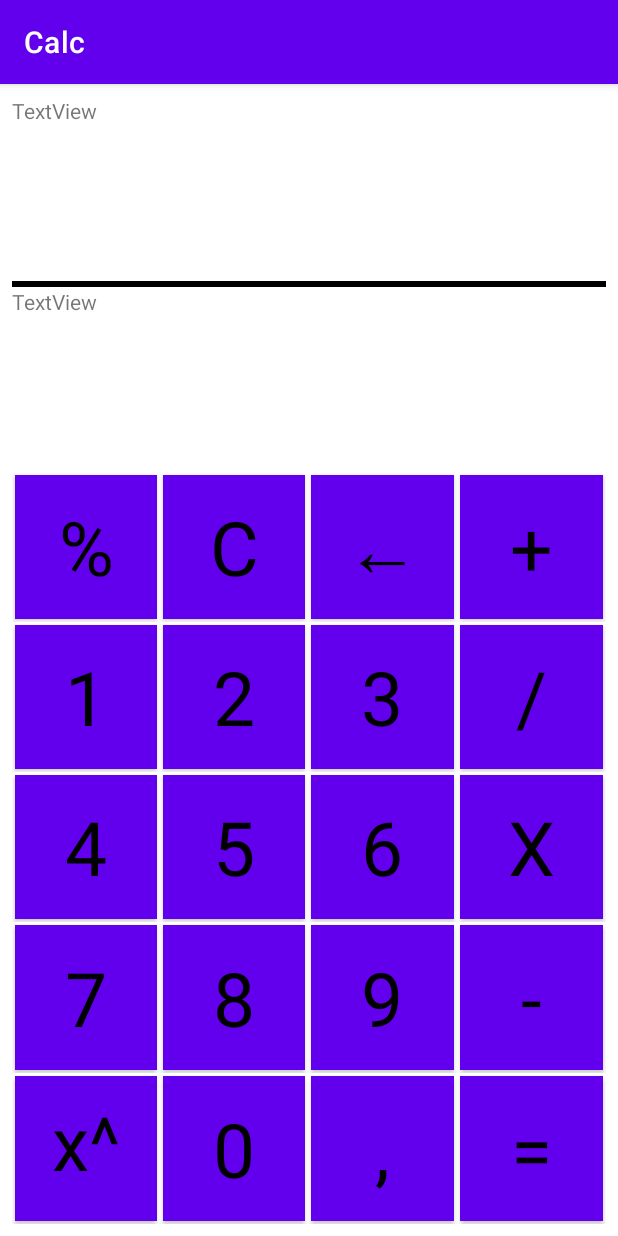
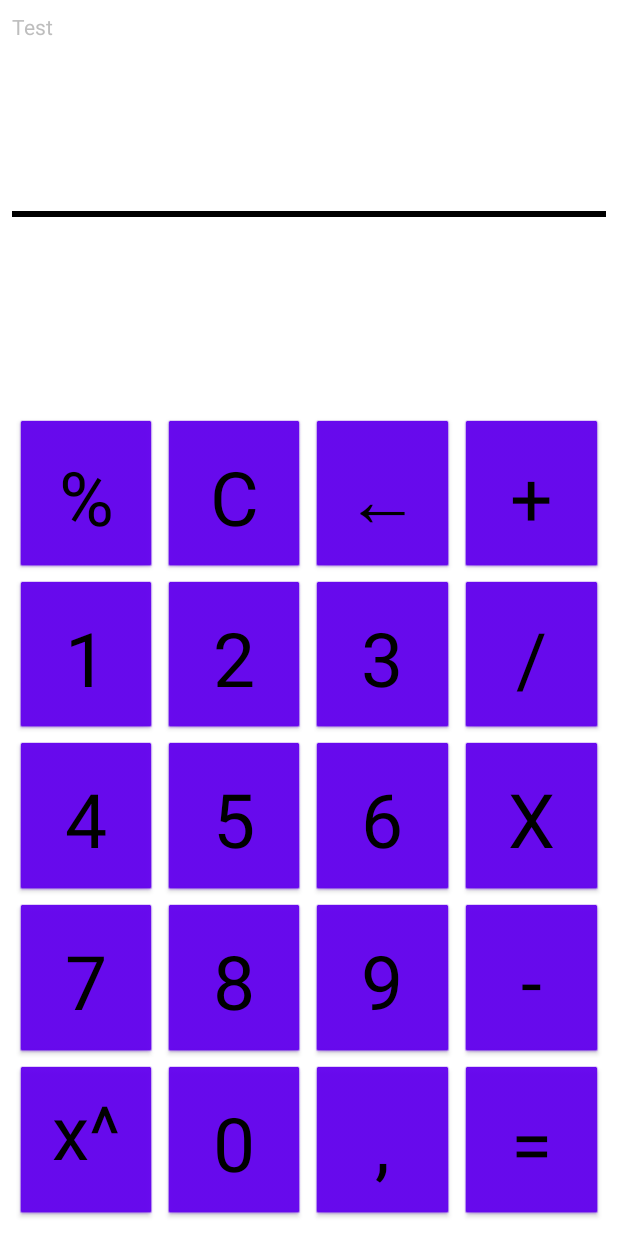
Before and after one commit to Shelzi/CalcAndroid, an Android app: the screen it shows after launch (MainActivity), on a phone screen of 412 x 824 dp. Run offline under Robolectric (Android 15) with nearby library versions, the phone set to English and light mode, and no system bars; libraries missing offline, so code that uses them is left out: com.udojava.evalex.

Commit message:
Fixed result button

```diff
--- a/app/build.gradle
+++ b/app/build.gradle
@@ -7,7 +7,7 @@ android {
 
     defaultConfig {
         applicationId "com.shelzi.calc"
-        minSdk 16
+        minSdk 21
         targetSdk 31
         versionCode 1
         versionName "1.0"
--- a/app/src/main/java/com/shelzi/calc/MainActivity.java
+++ b/app/src/main/java/com/shelzi/calc/MainActivity.java
@@ -2,19 +2,32 @@ package com.shelzi.calc;
 
 import androidx.appcompat.app.AppCompatActivity;
 
+import android.annotation.SuppressLint;
 import android.os.Build;
 import android.os.Bundle;
 import android.view.View;
+import android.view.Window;
 import android.widget.Button;
 import android.widget.EditText;
 import android.widget.TextView;
 
-public class MainActivity extends AppCompatActivity implements View.OnClickListener  {
+import com.udojava.evalex.Expression;
+
+public class MainActivity extends AppCompatActivity {
 
     TextView tvOut;
     TextView tvIn;
     Button btnOne;
     Button btnTwo;
+    Button btnThree;
+    Button btnFore;
+    Button btnFive;
+    Button btnSix;
+    Button btnSeven;
+    Button btnEight;
+    Button btnNine;
+    Button btnZero;
+    Button btnResult;
     TextView myAwesomeTextView;
 
     @Override
@@ -24,40 +37,90 @@ public class MainActivity extends AppCompatActivity implements View.OnClickListe
 
         btnOne = (Button) findViewById(R.id.btnOne);
         btnTwo = (Button) findViewById(R.id.btnTwo);
+        btnThree = (Button) findViewById(R.id.btnThree);
+        btnFore = (Button) findViewById(R.id.btnFore);
+        btnFive = (Button) findViewById(R.id.btnFive);
+        btnSix = (Button) findViewById(R.id.btnSix);
+        btnSeven = (Button) findViewById(R.id.btnSeven);
+        btnEight = (Button) findViewById(R.id.btnEight);
+        btnNine = (Button) findViewById(R.id.btnNine);
+        btnZero = (Button) findViewById(R.id.btnZero);
+
+        btnResult = (Button) findViewById(R.id.btnResult);
         tvIn = (TextView)findViewById(R.id.tvIn);
         tvOut = (TextView)findViewById(R.id.tvOut);
+        tvOut.setText("Test"); // Это работает, текст изменяется
+        getSupportActionBar().hide();
 
-        btnOne.setOnClickListener(this);
-        btnTwo.setOnClickListener(this);
+        View.OnClickListener oclBtnResult = new View.OnClickListener() {
+            @Override
+            public void onClick(View v) {
+                Expression expression = new Expression((String)tvIn.getText());
+                String answer = new  String(String.valueOf(expression.eval()));
+                tvOut.setText(answer);
+            }
+        };
+
+        btnResult.setOnClickListener(oclBtnResult);
+    }
+
+
+
+
+    public void oclBtnOne(View view) {
+        tvIn.setText(tvIn.getText() + "1");
+    }
+    public void oclBtnTwo(View view) {
+        tvIn.setText(tvIn.getText() + "2");
+    }
+    public void oclBtnThree(View view) {
+        tvIn.setText(tvIn.getText() + "3");
+    }
+    public void oclBtnFore(View view) {
+        tvIn.setText(tvIn.getText() + "4");
+    }
+    public void oclBtnFive(View view) {
+        tvIn.setText(tvIn.getText() + "5");
+    }
+    public void oclBtnSix(View view) {
+        tvIn.setText(tvIn.getText() + "6");
+    }
+    public void oclBtnSeven(View view) {
+        tvIn.setText(tvIn.getText() + "7");
+    }
+    public void oclBtnEight(View view) {
+        tvIn.setText(tvIn.getText() + "8");
+    }
+    public void oclBtnNine(View view) {
+        tvIn.setText(tvIn.getText() + "9");
+    }
+    public void oclBtnZero(View view) {
+        tvIn.setText(tvIn.getText() + "0");
+    }
+
+    @SuppressLint("SetTextI18n")
+    public void oclBtnPlus(View view) {
+        String temp  = new String ((String)tvIn.getText());
+        temp = temp.substring(temp.length() - 1);
+        if(!temp.equals("+")) tvIn.setText(tvIn.getText() + "+");
+    }
+
+    @SuppressLint("SetTextI18n")
+    public void oclBtnClear(View view) {
+        String temp  = new String ((String)tvIn.getText());
+        temp = temp.substring(temp.length() - 1);
+        if(!temp.equals("+")) tvIn.setText(tvIn.getText() + "+");
+    }
+
+    @SuppressLint("SetTextI18n")
+    /*public void oclBtnResult(View view) {
+        Expression expression = new Expression((String)tvIn.getText());
+        CharSequence answer = (CharSequence) expression.eval();
+        tvOut.setText(answer);
+    }*/
+
+    public void oclBtnDelete (View view) {
 
     }
 
-    @Override
-    public void onClick(View view) {
-        switch (view.getId()){
-            case R.id.btnOne:
-                String tempString = new String("");
-                if (tvIn.getText() != "")
-                    tempString = (String) tvIn.getText();
-                tvIn.setText(tempString + "1");
-
-                break;
-
-            case R.id.btnTwo:
-                tvIn.setText("2");
-                break;
-
-            case R.id.btnResult:
-/*                Expression expression = new Expression("1+1/3");
-                tvOut.setText(expression.toString());*/
-        }
-    }
-
-    public void oclBtnOne(View view) {
-        tvIn.setText("1");
-    }
-
-    public void testCalc(){
-
-    }
 }
--- a/app/src/main/res/layout-land/activity_main.xml
+++ b/app/src/main/res/layout-land/activity_main.xml
@@ -1,6 +1,134 @@
 <?xml version="1.0" encoding="utf-8"?>
-<androidx.constraintlayout.widget.ConstraintLayout xmlns:android="http://schemas.android.com/apk/res/android"
-             android:layout_width="match_parent"
-             android:layout_height="match_parent">
+<androidx.constraintlayout.widget.ConstraintLayout
+    xmlns:android="http://schemas.android.com/apk/res/android"
+    xmlns:app="http://schemas.android.com/apk/res-auto"
+    xmlns:tools="http://schemas.android.com/tools"
+    android:layout_width="match_parent"
+    android:layout_height="match_parent"
+    android:padding="8dp">
+
+    <LinearLayout
+        android:layout_width="match_parent"
+        android:layout_height="match_parent"
+        android:baselineAligned="false"
+        android:orientation="vertical">
+
+        <LinearLayout
+            android:layout_width="match_parent"
+            android:layout_height="0dp"
+            android:layout_weight="3"
+            android:orientation="vertical">
+
+            <LinearLayout
+                android:layout_width="match_parent"
+                android:layout_height="0dp"
+                android:layout_weight="2">
+                <TextView
+                    android:id="@+id/tvOut"
+                    android:layout_width="match_parent"
+                    android:layout_height="match_parent">
+                </TextView>
+            </LinearLayout>
+
+            <LinearLayout
+                android:layout_width="match_parent"
+                android:layout_height="4dp"
+                android:background="@color/black">
+            </LinearLayout>
+
+            <LinearLayout
+                android:layout_width="match_parent"
+                android:layout_height="0dp"
+                android:layout_weight="2">
+                <TextView
+                    android:id="@+id/tvIn"
+                    android:layout_width="match_parent"
+                    android:layout_height="match_parent">
+                </TextView>
+            </LinearLayout>
+        </LinearLayout>
+
+        <LinearLayout
+            android:layout_width="match_parent"
+            android:layout_height="0dp"
+            android:layout_weight="6"
+            android:orientation="vertical">
+
+            <LinearLayout
+                android:layout_width="match_parent"
+                android:layout_height="0dp"
+                android:layout_weight="1"
+                android:orientation="horizontal">
+                <Button style="@style/OperationButtonHorizontal" android:id="@+id/btnSin" android:text="sin"/>
+                <Button style="@style/OperationButtonHorizontal" android:id="@+id/btnCos" android:text="cos"/>
+                <Button style="@style/OperationButtonHorizontal" android:id="@+id/btnProcent" android:text="%"/>
+                <Button style="@style/OperationButtonHorizontal" android:id="@+id/btnClear" android:text="C"/>
+                <Button style="@style/OperationButtonHorizontal" android:id="@+id/btnBack" android:text="←"/>
+                <Button style="@style/OperationButtonHorizontal" android:id="@+id/btnPlus" android:text="+" />
+
+
+            </LinearLayout>
+
+            <LinearLayout
+                android:layout_width="match_parent"
+                android:layout_height="0dp"
+                android:layout_weight="1">
+
+                <Button  android:id="@+id/btnTan" style="@style/OperationButtonHorizontal" android:text="tan" />
+                <Button style="@style/OperationButtonHorizontal" android:id="@+id/btnLg" android:text="lg"/>
+                <Button
+                    android:id="@+id/btnOne"
+                    style="@style/NumberButtonHorizontal"
+                    android:text="1" android:onClick="oclBtnOne"/>
+                <Button style="@style/NumberButtonHorizontal" android:id="@+id/btnTwo" android:text="2" android:onClick="oclBtnTwo" />
+                <Button style="@style/NumberButtonHorizontal" android:id="@+id/btnThree" android:text="3" />
+                <Button style="@style/OperationButtonHorizontal" android:id="@+id/btnDivide" android:text="/"/>
+            </LinearLayout>
+
+
+            <LinearLayout
+                android:layout_width="match_parent"
+                android:layout_height="0dp"
+                android:layout_weight="1">
+
+                <Button style="@style/OperationButtonHorizontal" android:id="@+id/btnLn" android:text="ln"/>
+                <Button style="@style/OperationButtonHorizontal" android:id="@+id/btnSqrt" android:text="sqrt"/>
+                <Button style="@style/NumberButtonHorizontal" android:id="@+id/btnFore" android:text="4" />
+                <Button style="@style/NumberButtonHorizontal" android:id="@+id/btnFive" android:text="5" />
+                <Button style="@style/NumberButtonHorizontal" android:id="@+id/btnSix" android:text="6" />
+                <Button style="@style/OperationButtonHorizontal" android:id="@+id/btnMultiply" android:text="X" />
+
+            </LinearLayout>
+
+            <LinearLayout
+                android:layout_width="match_parent"
+                android:layout_height="0dp"
+                android:layout_weight="1">
+
+                <Button style="@style/OperationButtonHorizontal" android:id="@+id/btnFact" android:text="X!"/>
+                <Button style="@style/OperationButtonHorizontal" android:id="@+id/btnOneDivByX" android:text="1/X"/>
+                <Button style="@style/NumberButtonHorizontal" android:id="@+id/btnSeven" android:text="7" />
+                <Button style="@style/NumberButtonHorizontal" android:id="@+id/btnEight" android:text="8" />
+                <Button style="@style/NumberButtonHorizontal" android:id="@+id/btnNine" android:text="9" />
+                <Button style="@style/OperationButtonHorizontal" android:id="@+id/btnSubtruct" android:text="-"/>
+
+            </LinearLayout>
+
+            <LinearLayout
+                android:layout_width="match_parent"
+                android:layout_height="0dp"
+                android:layout_weight="1">
+
+                <Button style="@style/OperationButtonHorizontal" android:id="@+id/btnLeftBracket" android:text="("/>
+                <Button style="@style/OperationButtonHorizontal" android:id="@+id/btnRightBracket" android:text=")"/>
+                <Button style="@style/OperationButtonHorizontal" android:id="@+id/btnExponentiation" android:text="x^y" />
+                <Button style="@style/NumberButtonHorizontal" android:id="@+id/btnZero" android:text="0" />
+                <Button style="@style/OperationButtonHorizontal" android:id="@+id/btnComma" android:text="," />
+                <Button style="@style/OperationButtonHorizontal" android:id="@+id/btnResult" android:text="=" />
+
+
+            </LinearLayout>
+        </LinearLayout>
+    </LinearLayout>
 
 </androidx.constraintlayout.widget.ConstraintLayout>
--- a/app/src/main/res/layout/activity_main.xml
+++ b/app/src/main/res/layout/activity_main.xml
@@ -2,9 +2,12 @@
 <androidx.constraintlayout.widget.ConstraintLayout
     xmlns:android="http://schemas.android.com/apk/res/android"
     xmlns:app="http://schemas.android.com/apk/res-auto"
+    xmlns:tools="http://schemas.android.com/tools"
     android:layout_width="match_parent"
     android:layout_height="match_parent"
+    android:theme="@android:style/Theme.Black.NoTitleBar"
     android:padding="8dp">
+
 
     <LinearLayout
         android:layout_width="match_parent"
@@ -25,8 +28,7 @@
                 <TextView
                     android:id="@+id/tvOut"
                     android:layout_width="match_parent"
-                    android:layout_height="match_parent"
-                    android:text="TextView">
+                    android:layout_height="match_parent">
                 </TextView>
             </LinearLayout>
 
@@ -43,8 +45,7 @@
                 <TextView
                     android:id="@+id/tvIn"
                     android:layout_width="match_parent"
-                    android:layout_height="match_parent"
-                    android:text="TextView">
+                    android:layout_height="match_parent">
                 </TextView>
             </LinearLayout>
         </LinearLayout>
@@ -61,10 +62,10 @@
                 android:layout_weight="1"
                 android:orientation="horizontal">
 
-                <Button style="@style/OperationButton" android:id="@+id/btnProcent" android:text="%"/>
-                <Button style="@style/OperationButton" android:id="@+id/btnClear" android:text="C"/>
-                <Button style="@style/OperationButton" android:id="@+id/btnBack" android:text="←"/>
-                <Button style="@style/OperationButton" android:id="@+id/btnPlus" android:text="+" />
+                <Button style="@style/OperationButton" android:id="@+id/btnProcent" android:text="%" android:onClick="oclBtnProcent"/>
+                <Button style="@style/OperationButton" android:id="@+id/btnClear" android:text="C" android:onClick="oclBtnClear"/>
+                <Button style="@style/OperationButton" android:id="@+id/btnBack" android:text="←" android:onClick="oclBtnBack"/>
+                <Button style="@style/OperationButton" android:id="@+id/btnPlus" android:text="+" android:onClick="oclBtnPlus" />
 
 
             </LinearLayout>
@@ -74,13 +75,10 @@
                 android:layout_height="0dp"
                 android:layout_weight="1">
 
-                <Button
-                    android:id="@+id/btnOne"
-                    style="@style/NumberButton"
-                    android:text="1" android:onClick="oclBtnOne"/>
+                <Button android:id="@+id/btnOne" style="@style/NumberButton" android:text="1" android:onClick="oclBtnOne" />
                 <Button style="@style/NumberButton" android:id="@+id/btnTwo" android:text="2" android:onClick="oclBtnTwo" />
-                <Button style="@style/NumberButton" android:id="@+id/btnThree" android:text="3" />
-                <Button style="@style/OperationButton" android:id="@+id/btnDivide" android:text="/"/>
+                <Button style="@style/NumberButton" android:id="@+id/btnThree" android:text="3" android:onClick="oclBtnThree" />
+                <Button style="@style/OperationButton" android:id="@+id/btnDivide" android:text="/" android:onClick="oclBtnDivide"/>
             </LinearLayout>
 
 
@@ -89,10 +87,10 @@
                 android:layout_height="0dp"
                 android:layout_weight="1">
 
-                <Button style="@style/NumberButton" android:id="@+id/btnFore" android:text="4" />
-                <Button style="@style/NumberButton" android:id="@+id/btnFive" android:text="5" />
-                <Button style="@style/NumberButton" android:id="@+id/btnSix" android:text="6" />
-                <Button style="@style/OperationButton" android:id="@+id/btnMultiply" android:text="X" />
+                <Button style="@style/NumberButton" android:id="@+id/btnFore" android:text="4" android:onClick="oclBtnFore" />
+                <Button style="@style/NumberButton" android:id="@+id/btnFive" android:text="5" android:onClick="oclBtnFive" />
+                <Button style="@style/NumberButton" android:id="@+id/btnSix" android:text="6" android:onClick="oclBtnSix" />
+                <Button style="@style/OperationButton" android:id="@+id/btnMultiply" android:text="X" android:onClick="oclBtnMultiply" />
 
             </LinearLayout>
 
@@ -101,10 +99,10 @@
                 android:layout_height="0dp"
                 android:layout_weight="1">
 
-                <Button style="@style/NumberButton" android:id="@+id/btnSeven" android:text="7" />
-                <Button style="@style/NumberButton" android:id="@+id/btnEight" android:text="8" />
-                <Button style="@style/NumberButton" android:id="@+id/btnNine" android:text="9" />
-                <Button style="@style/OperationButton" android:id="@+id/btnSubtruct" android:text="-"/>
+                <Button style="@style/NumberButton" android:id="@+id/btnSeven" android:text="7" android:onClick="oclBtnSeven" />
+                <Button style="@style/NumberButton" android:id="@+id/btnEight" android:text="8" android:onClick="oclBtnEight" />
+                <Button style="@style/NumberButton" android:id="@+id/btnNine" android:text="9" android:onClick="oclBtnNine" />
+                <Button style="@style/OperationButton" android:id="@+id/btnSubtruct" android:text="-" android:onClick="oclBtnSubtruct" />
 
             </LinearLayout>
 
@@ -113,10 +111,10 @@
                 android:layout_height="0dp"
                 android:layout_weight="1">
 
-                <Button style="@style/OperationButton" android:id="@+id/btnExponentiation" android:text="x^y" />
-                <Button style="@style/NumberButton" android:id="@+id/btnZero" android:text="0" />
-                <Button style="@style/OperationButton" android:id="@+id/btnComma" android:text="," />
-                <Button style="@style/OperationButton" android:id="@+id/btnResult" android:text="=" />
+                <Button style="@style/OperationButton" android:id="@+id/btnExponentiation" android:text="x^y" android:onClick="oclBtnExponentiation"/>
+                <Button style="@style/NumberButton" android:id="@+id/btnZero" android:text="0" android:onClick="oclBtnZero" />
+                <Button style="@style/OperationButton" android:id="@+id/btnComma" android:text="," android:onClick="oclBtnComma" />
+                <Button style="@style/OperationButton" android:id="@+id/btnResult" android:text="=" android:onClick="oclBtnResult" />
 
 
             </LinearLayout>
--- a/app/src/main/res/values/styles.xml
+++ b/app/src/main/res/values/styles.xml
@@ -6,7 +6,7 @@
     <style name="NumberButton" parent="android:style/Widget.Button">
         <item name="android:textSize">50sp</item>
         <item name="android:layout_margin">2dip</item>
-        <item name="android:background">#FFEE58</item>
+        <item name="android:backgroundTint">#FFEE58</item>
         <item name="android:layout_width">0dp</item>
         <item name="android:layout_height">match_parent</item>
         <item name="android:layout_weight">25</item>
@@ -15,7 +15,25 @@
     <style name="OperationButton" parent="android:style/Widget.Button">
         <item name="android:textSize">50sp</item>
         <item name="android:layout_margin">2dip</item>
-        <item name="android:background">#FFEE58</item>
+        <item name="android:backgroundTint">#FFEE58</item>
+        <item name="android:layout_width">0dp</item>
+        <item name="android:layout_height">match_parent</item>
+        <item name="android:layout_weight">25</item>
+        <item name="android:text">...</item>
+    </style>
+    <style name="NumberButtonHorizontal" parent="android:style/Widget.Button">
+    <item name="android:textSize">20sp</item>
+    <item name="android:layout_margin">2dip</item>
+    <item name="android:backgroundTint">#FFEE58</item>
+    <item name="android:layout_width">0dp</item>
+    <item name="android:layout_height">match_parent</item>
+    <item name="android:layout_weight">25</item>
+    <item name="android:text">$</item>
+</style>
+    <style name="OperationButtonHorizontal" parent="android:style/Widget.Button">
+        <item name="android:textSize">20sp</item>
+        <item name="android:layout_margin">2dip</item>
+        <item name="android:backgroundTint">#FFEE58</item>
         <item name="android:layout_width">0dp</item>
         <item name="android:layout_height">match_parent</item>
         <item name="android:layout_weight">25</item>
```
